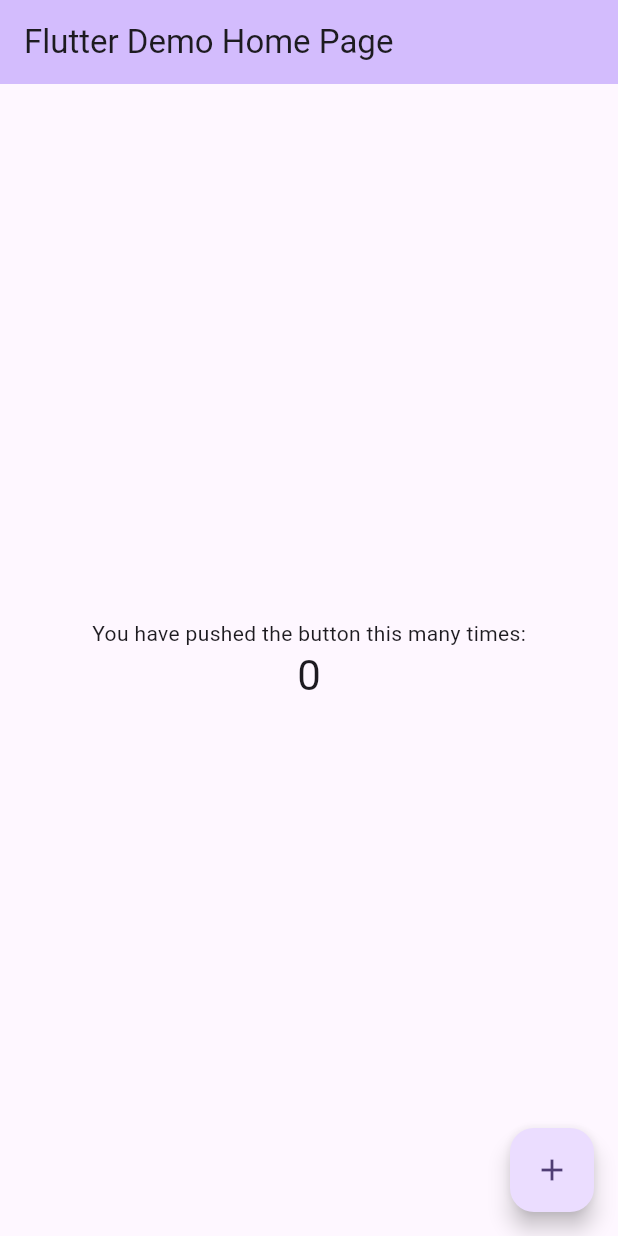
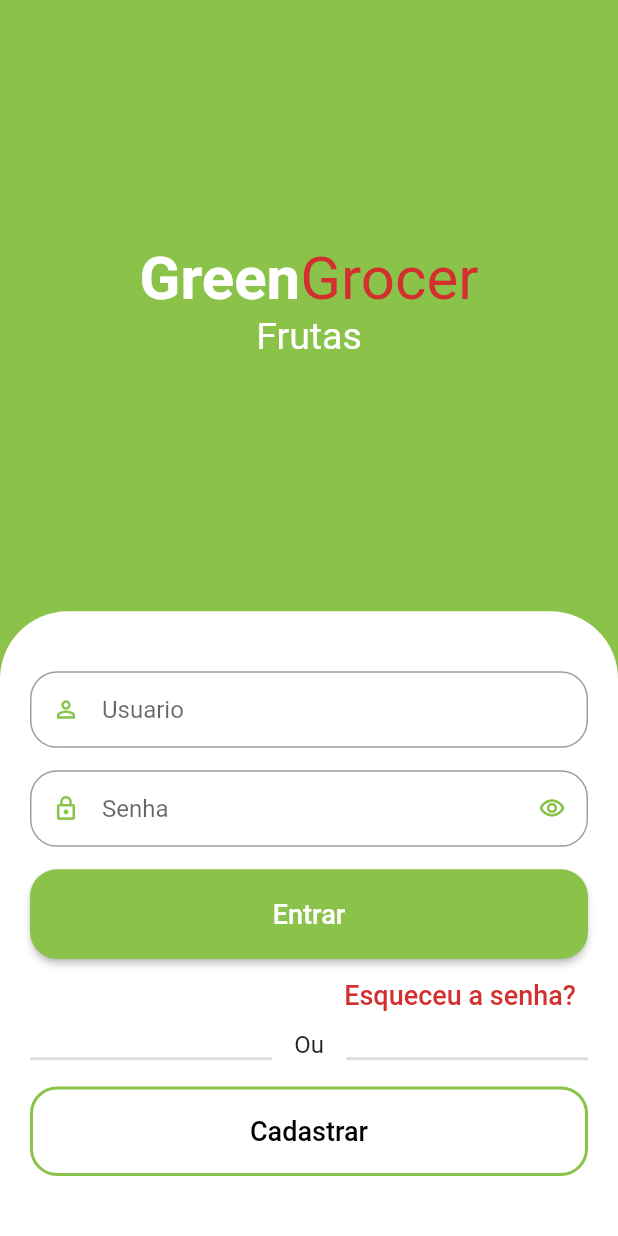
Before and after one commit to Raf-Alcides/greengrocer_mobile, a Flutter app: the screen it shows after launch, on a phone screen of 412 x 824 dp. Run offline on Flutter 3.47's test engine with Material 2 defaults, Android fonts, the phone set to English and light mode, and no system bars; drawn by our look-alikes of animated_text_kit; our stand-ins replace flutter_screenutil.

Commit message:
Tela login

```diff
--- /dev/null
+++ b/lib/app/auth/sing_in_screen.dart
@@ -0,0 +1,155 @@
+import 'package:animated_text_kit/animated_text_kit.dart';
+import 'package:flutter/material.dart';
+import 'package:greengrocer_mobile/app/components/auth/custom_elevated_button.dart';
+import 'package:greengrocer_mobile/app/core/ui/extension/size_screen_extension.dart';
+import 'package:greengrocer_mobile/app/core/ui/extension/theme_extension.dart';
+
+import '../components/auth/custom_text_field.dart';
+
+class SingInScreen extends StatelessWidget {
+  const SingInScreen({super.key});
+
+
+  @override
+  Widget build(BuildContext context) {
+
+    final size = MediaQuery.of(context).size;
+
+    return Scaffold(
+    backgroundColor: context.primaryColor,
+      body: SingleChildScrollView(
+        child: SizedBox(
+          height: size.height,
+          child: Column(
+            children: [
+              Expanded(
+                  child: Column(
+                mainAxisAlignment: MainAxisAlignment.center,
+                children: [
+                   Text.rich(
+                    TextSpan(
+                      style: const TextStyle(
+                        fontSize: 40,
+                      ),
+                      children: [
+                        const TextSpan(
+                          text: 'Green',
+                          style: TextStyle(
+                            color: Colors.white,
+                            fontWeight: FontWeight.bold,
+                          ),
+                        ),
+                        TextSpan(
+                          text: 'Grocer',
+                          style: TextStyle(
+                            color: Colors.red[700],
+                          ),
+                        )
+                      ],
+                    ),
+                  ),
+                  SizedBox(
+                    height: 30.h,
+                    child: DefaultTextStyle(
+                      style: const TextStyle(
+                        fontSize: 25
+                      ),
+                      child: AnimatedTextKit(
+                        repeatForever: true,
+                        pause: Duration.zero,
+                        animatedTexts: [
+                          FadeAnimatedText('Frutas'),
+                          FadeAnimatedText('Verduras'),
+                          FadeAnimatedText('Legumes'),
+                          FadeAnimatedText('Hotalizas'),
+                        ],
+                      ),
+                    ),
+                  )
+                ],
+              )),
+              Container(
+                padding: const EdgeInsets.symmetric(
+                  horizontal: 20,
+                  vertical: 40,
+                ),
+                decoration: const BoxDecoration(
+                  color: Colors.white,
+                  borderRadius: BorderRadius.vertical(top: Radius.circular(45)),
+                ),
+                child: Column(
+                  crossAxisAlignment: CrossAxisAlignment.stretch,
+                  children: [
+                    const CustomTextField(
+                        hintText: 'Usuario', icon: Icons.person_outline),
+                    const CustomTextField(
+                      hintText: 'Senha',
+                      icon: Icons.lock_outline,
+                      isSecret: true,
+                    ),
+                    const CustomElevatedButton(),
+                    Align(
+                      alignment: Alignment.centerRight,
+                      child: TextButton(
+                        onPressed: () {},
+                        child: Text(
+                          'Esqueceu a senha?',
+                          style: TextStyle(
+                            color: Colors.red[700],
+                            fontSize: 18,
+                          ),
+                        ),
+                      ),
+                    ),
+                    Row(
+                      children: [
+                        Expanded(
+                          child: Divider(
+                            thickness: 2,
+                            color: Colors.grey.withAlpha(90),
+                          ),
+                        ),
+                        const Padding(
+                          padding: EdgeInsets.only(bottom: 18, left: 15, right: 15),
+                          child: Text(
+                            'Ou',
+                            style: TextStyle(fontSize: 16),
+                          ),
+                        ),
+                        Expanded(
+                          child: Divider(
+                            thickness: 2,
+                            color: Colors.grey.withAlpha(90),
+                          ),
+                        ),
+                      ],
+                    ),
+                    SizedBox(
+                      height: 50.h,
+                      child: OutlinedButton(
+                        style: OutlinedButton.styleFrom(
+                          side:  BorderSide(width: 2, color: context.primaryColor),
+                          shape: RoundedRectangleBorder(
+                            borderRadius: BorderRadiusDirectional.circular(18),
+                          ),
+                        ),
+                        onPressed: () {},
+                        child: const Text(
+                          'Cadastrar',
+                          style: TextStyle(
+                            fontSize: 18,
+                            color: Colors.black
+                          ),
+                        ),
+                      ),
+                    ),
+                  ],
+                ),
+              )
+            ],
+          ),
+        ),
+      ),
+    );
+  }
+}
--- /dev/null
+++ b/lib/app/components/auth/custom_elevated_button.dart
@@ -0,0 +1,25 @@
+import 'package:flutter/material.dart';
+import 'package:greengrocer_mobile/app/core/ui/extension/size_screen_extension.dart';
+
+class CustomElevatedButton extends StatelessWidget {
+  const CustomElevatedButton({super.key});
+
+  @override
+  Widget build(BuildContext context) {
+    return SizedBox(
+      height: 50.h,
+      child: ElevatedButton(
+        style: ElevatedButton.styleFrom(
+          shape: RoundedRectangleBorder(
+            borderRadius: BorderRadius.circular(18),
+          ),
+        ),
+        onPressed: () {},
+        child: const Text(
+          'Entrar',
+          style: TextStyle(fontSize: 18),
+        ),
+      ),
+    );
+  }
+}
--- /dev/null
+++ b/lib/app/components/auth/custom_text_field.dart
@@ -0,0 +1,58 @@
+import 'package:flutter/material.dart';
+
+class CustomTextField extends StatefulWidget {
+  final IconData icon;
+  final String hintText;
+  final bool isSecret;
+
+
+   const CustomTextField({
+    Key? key,
+    required this.icon,
+    required this.hintText,
+    this.isSecret = false,
+  }) : super(key: key);
+
+  @override
+  State<CustomTextField> createState() => _CustomTextFieldState();
+}
+
+class _CustomTextFieldState extends State<CustomTextField> {
+
+  bool isObscure = false;
+
+  @override
+  void initState() {
+
+    super.initState();
+    isObscure = widget.isSecret;
+  }
+
+  @override
+  Widget build(BuildContext context) {
+    return Padding(
+      padding: const EdgeInsets.only(bottom: 15),
+      child: TextFormField(
+        obscureText: isObscure,
+        decoration: InputDecoration(
+          prefixIcon: Icon(widget.icon),
+          suffixIcon: widget.isSecret
+              ? IconButton(
+                  onPressed: () {
+                    setState(() {
+                      isObscure = !isObscure;
+                    });
+                  },
+                  icon:  Icon(isObscure ? Icons.visibility_outlined : Icons.visibility_off_outlined ),
+                )
+              : null,
+          hintText: widget.hintText,
+          isDense: true,
+          border: const OutlineInputBorder(
+            borderRadius: BorderRadius.all(Radius.circular(18)),
+          ),
+        ),
+      ),
+    );
+  }
+}
--- /dev/null
+++ b/lib/app/core/ui/extension/size_screen_extension.dart
@@ -0,0 +1,11 @@
+import 'package:flutter_screenutil/flutter_screenutil.dart';
+
+extension SizeScreenExtension on num{
+  double get w => ScreenUtil().setWidth(this);
+  double get h => ScreenUtil().setHeight(this);
+  double get r => ScreenUtil().radius(this);
+  double get sp => ScreenUtil().setSp(this);
+  double get sw => ScreenUtil().screenWidth * this;
+  double get sh => ScreenUtil().screenHeight * this;
+  double get statusBar => ScreenUtil().statusBarHeight * this;
+}
--- /dev/null
+++ b/lib/app/core/ui/extension/theme_extension.dart
@@ -0,0 +1,6 @@
+import 'package:flutter/material.dart';
+
+extension ThemeExtension on BuildContext{
+  Color get primaryColor => Theme.of(this).primaryColor;
+  TextTheme get textTheme => Theme.of(this).textTheme;
+}
--- /dev/null
+++ b/lib/app/core/ui/ui_config.dart
@@ -0,0 +1,26 @@
+import 'package:flutter/material.dart';
+
+class UiConfig {
+  UiConfig._();
+
+  static String get title => 'GreenGrocer';
+
+  static ThemeData get theme => ThemeData(
+        primaryColor: const Color(0xff8bc34a),
+        elevatedButtonTheme: const ElevatedButtonThemeData(
+          style: ButtonStyle(
+            backgroundColor: MaterialStatePropertyAll(
+              Color(0xff8bc34a),
+            ),
+          ),
+        ),
+        inputDecorationTheme: const InputDecorationTheme(
+          focusedBorder: OutlineInputBorder(
+            borderRadius: BorderRadius.all(Radius.circular(18)),
+            borderSide: BorderSide(color: Color(0xff8bc34a), width: 2),
+          ),
+          prefixIconColor: Color(0xff8bc34a),
+          suffixIconColor: Color(0xff8bc34a),
+        ),
+      );
+}
--- a/lib/main.dart
+++ b/lib/main.dart
@@ -1,125 +1,22 @@
 import 'package:flutter/material.dart';
-
+import 'package:flutter_screenutil/flutter_screenutil.dart';
+import 'package:greengrocer_mobile/app/auth/sing_in_screen.dart';
+import 'package:greengrocer_mobile/app/core/ui/ui_config.dart';
 void main() {
   runApp(const MyApp());
 }
-
 class MyApp extends StatelessWidget {
   const MyApp({super.key});
-
-  // This widget is the root of your application.
   @override
   Widget build(BuildContext context) {
-    return MaterialApp(
-      title: 'Flutter Demo',
-      theme: ThemeData(
-        // This is the theme of your application.
-        //
-        // TRY THIS: Try running your application with "flutter run". You'll see
-        // the application has a blue toolbar. Then, without quitting the app,
-        // try changing the seedColor in the colorScheme below to Colors.green
-        // and then invoke "hot reload" (save your changes or press the "hot
-        // reload" button in a Flutter-supported IDE, or press "r" if you used
-        // the command line to start the app).
-        //
-        // Notice that the counter didn't reset back to zero; the application
-        // state is not lost during the reload. To reset the state, use hot
-        // restart instead.
-        //
-        // This works for code too, not just values: Most code changes can be
-        // tested with just a hot reload.
-        colorScheme: ColorScheme.fromSeed(seedColor: Colors.deepPurple),
-        useMaterial3: true,
+    return ScreenUtilInit(
+      designSize: const Size(360, 690),
+      builder: (context, child) => MaterialApp(
+        title: UiConfig.title,
+        theme: UiConfig.theme,
+        debugShowCheckedModeBanner:  false,
+        home: const SingInScreen()
       ),
-      home: const MyHomePage(title: 'Flutter Demo Home Page'),
     );
   }
 }
-
-class MyHomePage extends StatefulWidget {
-  const MyHomePage({super.key, required this.title});
-
-  // This widget is the home page of your application. It is stateful, meaning
-  // that it has a State object (defined below) that contains fields that affect
-  // how it looks.
-
-  // This class is the configuration for the state. It holds the values (in this
-  // case the title) provided by the parent (in this case the App widget) and
-  // used by the build method of the State. Fields in a Widget subclass are
-  // always marked "final".
-
-  final String title;
-
-  @override
-  State<MyHomePage> createState() => _MyHomePageState();
-}
-
-class _MyHomePageState extends State<MyHomePage> {
-  int _counter = 0;
-
-  void _incrementCounter() {
-    setState(() {
-      // This call to setState tells the Flutter framework that something has
-      // changed in this State, which causes it to rerun the build method below
-      // so that the display can reflect the updated values. If we changed
-      // _counter without calling setState(), then the build method would not be
-      // called again, and so nothing would appear to happen.
-      _counter++;
-    });
-  }
-
-  @override
-  Widget build(BuildContext context) {
-    // This method is rerun every time setState is called, for instance as done
-    // by the _incrementCounter method above.
-    //
-    // The Flutter framework has been optimized to make rerunning build methods
-    // fast, so that you can just rebuild anything that needs updating rather
-    // than having to individually change instances of widgets.
-    return Scaffold(
-      appBar: AppBar(
-        // TRY THIS: Try changing the color here to a specific color (to
-        // Colors.amber, perhaps?) and trigger a hot reload to see the AppBar
-        // change color while the other colors stay the same.
-        backgroundColor: Theme.of(context).colorScheme.inversePrimary,
-        // Here we take the value from the MyHomePage object that was created by
-        // the App.build method, and use it to set our appbar title.
-        title: Text(widget.title),
-      ),
-      body: Center(
-        // Center is a layout widget. It takes a single child and positions it
-        // in the middle of the parent.
-        child: Column(
-          // Column is also a layout widget. It takes a list of children and
-          // arranges them vertically. By default, it sizes itself to fit its
-          // children horizontally, and tries to be as tall as its parent.
-          //
-          // Column has various properties to control how it sizes itself and
-          // how it positions its children. Here we use mainAxisAlignment to
-          // center the children vertically; the main axis here is the vertical
-          // axis because Columns are vertical (the cross axis would be
-          // horizontal).
-          //
-          // TRY THIS: Invoke "debug painting" (choose the "Toggle Debug Paint"
-          // action in the IDE, or press "p" in the console), to see the
-          // wireframe for each widget.
-          mainAxisAlignment: MainAxisAlignment.center,
-          children: <Widget>[
-            const Text(
-              'You have pushed the button this many times:',
-            ),
-            Text(
-              '$_counter',
-              style: Theme.of(context).textTheme.headlineMedium,
-            ),
-          ],
-        ),
-      ),
-      floatingActionButton: FloatingActionButton(
-        onPressed: _incrementCounter,
-        tooltip: 'Increment',
-        child: const Icon(Icons.add),
-      ), // This trailing comma makes auto-formatting nicer for build methods.
-    );
-  }
-}
--- a/pubspec.yaml
+++ b/pubspec.yaml
@@ -35,6 +35,8 @@ dependencies:
   # The following adds the Cupertino Icons font to your application.
   # Use with the CupertinoIcons class for iOS style icons.
   cupertino_icons: ^1.0.2
+  flutter_screenutil: ^5.8.4
+  animated_text_kit: ^4.2.2
 
 dev_dependencies:
   flutter_test:
```
Also changed, not shown: pubspec.lock.
